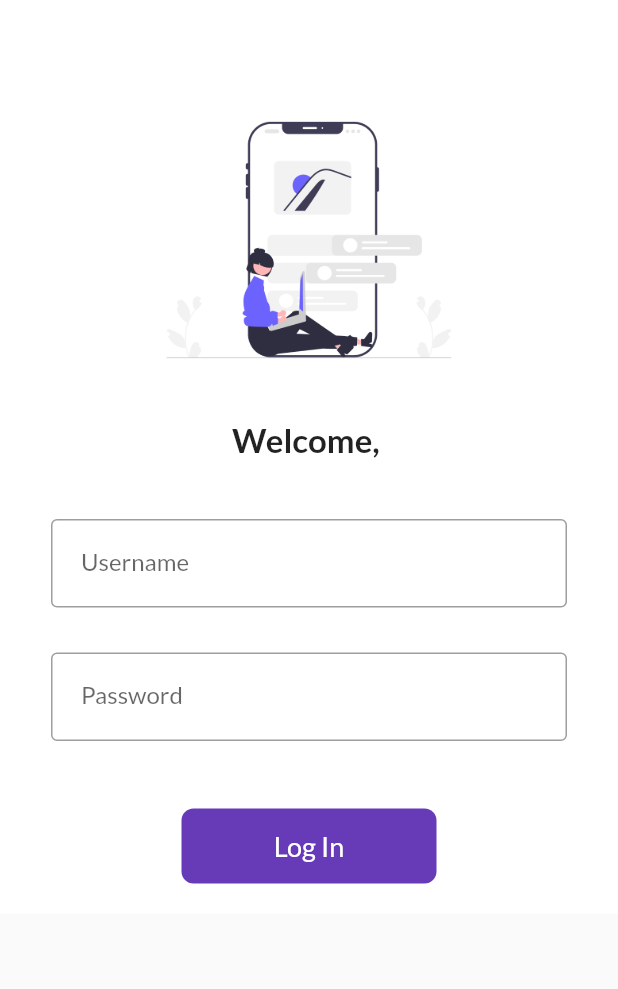
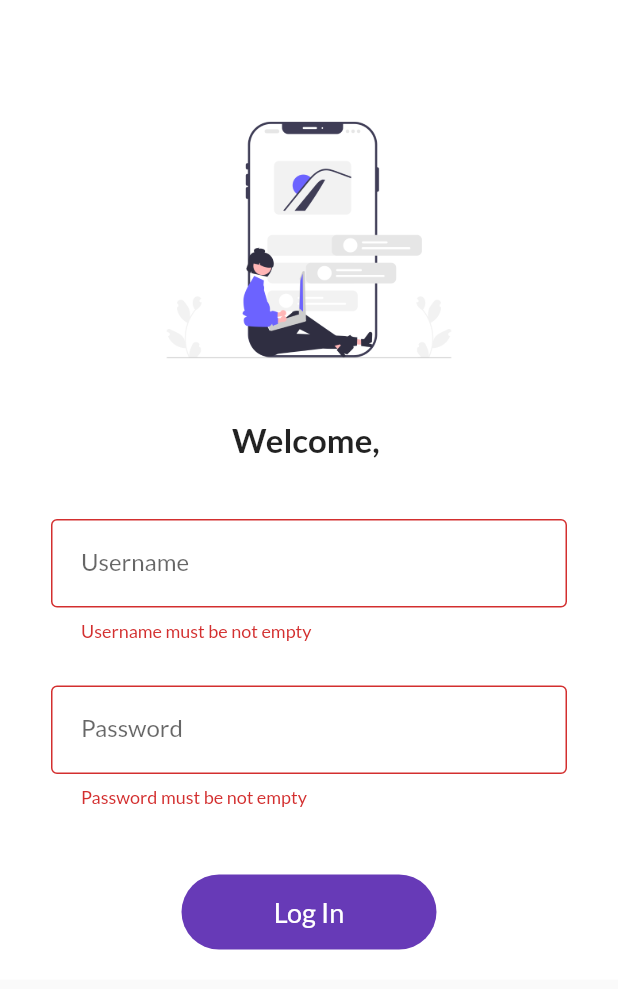
Before and after one commit to hschaudhary06/hschaudhary.com, a Flutter app: the Login widget shown alone on an empty page, opened directly, after a tap on "Log In", on a phone screen of 412 x 824 dp. Shown: the top 989 px of the screen. Run offline on Flutter 3.47's test engine with Material 2 defaults, Android fonts, the light colour scheme and no system bars; our stand-ins replace google_fonts.

Commit message:
secound commit

```diff
--- a/lib/login.dart
+++ b/lib/login.dart
@@ -11,6 +11,20 @@ class Login extends StatefulWidget {
 class _LoginState extends State<Login> {
   String name = "";
   bool change = false;
+  final _form_key = GlobalKey<FormState>();
+
+  moveToHome(BuildContext context) async {
+    if (_form_key.currentState!.validate()) {
+      setState(() {
+        change = true;
+      });
+      await Future.delayed(Duration(seconds: 1));
+      await Navigator.pushNamed(context, MyRoutes.home);
+      setState(() {
+        change = false;
+      });
+    }
+  }
 
   @override
   Widget build(BuildContext context) {
@@ -42,9 +56,18 @@ class _LoginState extends State<Login> {
             Padding(
               padding:
                   const EdgeInsets.symmetric(vertical: 20.0, horizontal: 34.0),
+              child: Form(
+                key: _form_key,
                 child: Column(
                   children: [
                     TextFormField(
+                      validator: (value) {
+                        if (value!.isEmpty) {
+                          return "Username must be not empty";
+                        }
+
+                        return null;
+                      },
                       onChanged: (value) {
                         name = value;
                         setState(() {});
@@ -60,6 +83,14 @@ class _LoginState extends State<Login> {
                       height: 30.0,
                     ),
                     TextFormField(
+                      validator: (value) {
+                        if (value!.isEmpty) {
+                          return "Password must be not empty";
+                        } else if (value.length < 6) {
+                          return "Password must be 6 Charector";
+                        }
+                        return null;
+                      },
                       obscureText: true,
                       decoration: InputDecoration(
                         hintText: "Enter password",
@@ -71,46 +102,30 @@ class _LoginState extends State<Login> {
                     SizedBox(
                       height: 45.0,
                     ),
-                  InkWell(
-                    onTap: () async {
-                      await Future.delayed(Duration(seconds: 2));
-                      Navigator.pushNamed(context, MyRoutes.home);
-                      setState(() {
-                        change = true;
-                      });
-                    },
+                    Material(
+                        color: Colors.deepPurple,
+                        borderRadius: BorderRadius.circular(70),
+                        child: InkWell(
+                          onTap: () => moveToHome(context),
                           child: AnimatedContainer(
                             duration: Duration(seconds: 1),
-                      width: change?150:170,
+                            width: change ? 70 : 170,
                             height: 50,
                             alignment: Alignment.center,
-                      child:
-                        change
-                        ? Image.asset("assets/images/loder1.gif",height: 30,)
-                        : Text("Log In",
+                            child: change
+                                ? Image.asset(
+                                    "assets/images/loder1.gif",
+                                    height: 30,
+                                  )
+                                : Text(
+                                    "Log In",
                                     style: TextStyle(
-                          color: Colors.white,
-                          fontSize: 18
+                                        color: Colors.white, fontSize: 18),
                                   ),
                           ),
-                      decoration: BoxDecoration(
-                        color: Colors.deepPurple,
-                        borderRadius: BorderRadius.circular(8),
+                        )),
+                  ],
                 ),
-                    ),
-                  )
-                  // ElevatedButton(
-                  //   child: Text("Log in"),
-                  //   style: ElevatedButton.styleFrom(
-                  //     primary: Colors.deepPurple, // background (button) color
-                  //     onPrimary: Colors.white, // foreground (text) color
-                  //     minimumSize: Size(170, 50),
-                  //   ),
-                  //   onPressed: () {
-                  //     Navigator.pushNamed(context, MyRoutes.home);
-                  //   },
-                  // )
-                ],
               ),
             )
           ],
--- a/lib/main.dart
+++ b/lib/main.dart
@@ -23,6 +23,7 @@ class MyApp extends StatelessWidget {
         // primarySwatch: Colors.purple
         brightness: Brightness.dark
       ),
+      initialRoute: MyRoutes.home,
       routes: {
         MyRoutes.login : (context) => Login(),
         MyRoutes.home : (context) => HomePage(),
```
Also changed, not shown: lib/widgets/drower.dart (added). Lines whose indentation alone changed are shown as unchanged.
